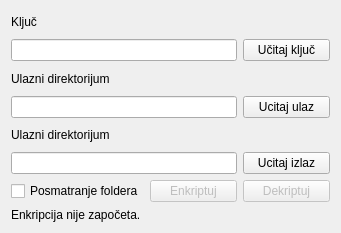
Above: appgui.ui from Pritilender/CryptoLab before the change. Below: the same form after it.
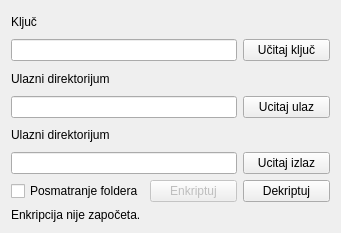
That is the form after the change.

Commit message: Add efficiency to the algo

Diff of the .ui file:
```diff
--- a/appgui.ui
+++ b/appgui.ui
@@ -94,7 +94,7 @@
      <item row="3" column="2">
       <widget class="QPushButton" name="btnDecrypt">
        <property name="enabled">
-        <bool>false</bool>
+        <bool>true</bool>
        </property>
        <property name="text">
         <string>Dekriptuj</string>
```
The commit also changes 1 other file.
